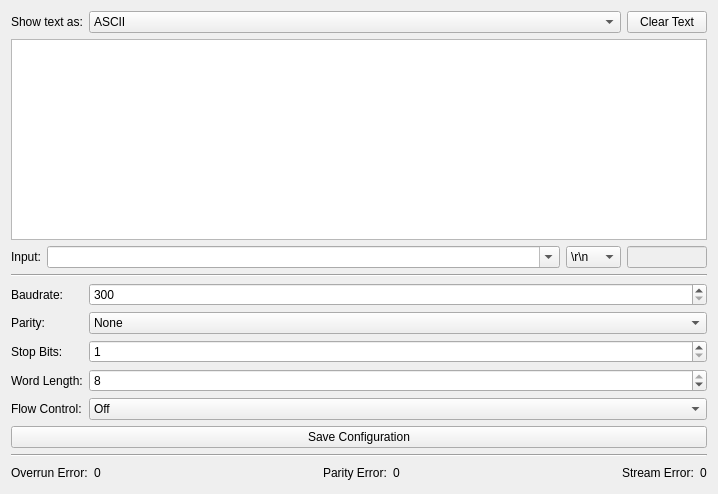
Old version of the form src/brickv/plugin_system/plugins/rs232_v2/ui/rs232_v2.ui in the repository Tinkerforge/brickv.
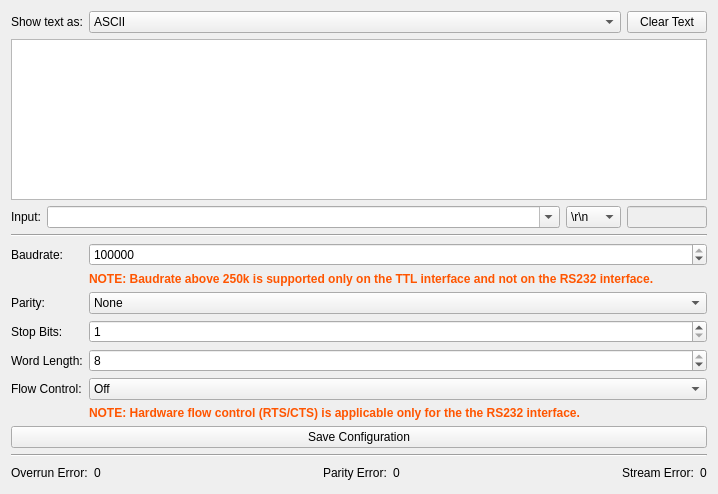
New version of the form.

Commit message: rs232-v2: Add plugin

What changed in the file:
```diff
--- a/src/brickv/plugin_system/plugins/rs232_v2/ui/rs232_v2.ui
+++ b/src/brickv/plugin_system/plugins/rs232_v2/ui/rs232_v2.ui
@@ -100,7 +100,7 @@
         <bool>true</bool>
        </property>
        <property name="maxCount">
-        <number>65533</number>
+        <number>65534</number>
        </property>
        <property name="insertPolicy">
         <enum>QComboBox::InsertAtBottom</enum>
@@ -182,7 +182,7 @@
    </item>
    <item>
     <layout class="QGridLayout" name="gridLayout">
-     <item row="3" column="1">
+     <item row="4" column="1">
       <widget class="QSpinBox" name="wordlength_spinbox">
        <property name="minimum">
         <number>5</number>
@@ -195,7 +195,7 @@
        </property>
       </widget>
      </item>
-     <item row="1" column="1">
+     <item row="2" column="1">
       <widget class="QComboBox" name="parity_combobox">
        <item>
         <property name="text">
@@ -212,26 +212,16 @@
          <string>Even</string>
         </property>
        </item>
-       <item>
-        <property name="text">
-         <string>Forced Parity 1</string>
-        </property>
-       </item>
-       <item>
-        <property name="text">
-         <string>Forced Parity 0</string>
-        </property>
-       </item>
       </widget>
      </item>
-     <item row="2" column="0">
+     <item row="3" column="0">
       <widget class="QLabel" name="label_4">
        <property name="text">
         <string>Stop Bits:</string>
        </property>
       </widget>
      </item>
-     <item row="4" column="1">
+     <item row="5" column="1">
       <widget class="QComboBox" name="flowcontrol_combobox">
        <item>
         <property name="text">
@@ -257,15 +247,18 @@
        </property>
       </widget>
      </item>
-     <item row="3" column="0">
+     <item row="4" column="0">
       <widget class="QLabel" name="label">
        <property name="text">
         <string>Word Length:</string>
        </property>
       </widget>
      </item>
-     <item row="2" column="1">
+     <item row="3" column="1">
       <widget class="QSpinBox" name="stopbits_spinbox">
+       <property name="readOnly">
+        <bool>false</bool>
+       </property>
        <property name="minimum">
         <number>1</number>
        </property>
@@ -274,21 +267,21 @@
        </property>
       </widget>
      </item>
-     <item row="1" column="0">
+     <item row="2" column="0">
       <widget class="QLabel" name="label_3">
        <property name="text">
         <string>Parity:</string>
        </property>
       </widget>
      </item>
-     <item row="5" column="0" colspan="2">
+     <item row="7" column="0" colspan="2">
       <widget class="QPushButton" name="save_button">
        <property name="text">
         <string>Save Configuration</string>
        </property>
       </widget>
      </item>
-     <item row="4" column="0">
+     <item row="5" column="0">
       <widget class="QLabel" name="label_6">
        <property name="text">
         <string>Flow Control:</string>
@@ -304,10 +297,33 @@
         </sizepolicy>
        </property>
        <property name="minimum">
-        <number>300</number>
+        <number>100</number>
        </property>
        <property name="maximum">
-        <number>230400</number>
+        <number>2000000</number>
+       </property>
+       <property name="value">
+        <number>115200</number>
+       </property>
+      </widget>
+     </item>
+     <item row="1" column="1">
+      <widget class="QLabel" name="label_note_baud">
+       <property name="text">
+        <string>&lt;html&gt;&lt;head/&gt;&lt;body&gt;&lt;p&gt;&lt;span style=&quot; font-weight:600; color:#ff5500;&quot;&gt;NOTE: Baudrate above 250k is supported only on the TTL interface and not on the RS232 interface.&lt;/span&gt;&lt;/p&gt;&lt;/body&gt;&lt;/html&gt;</string>
+       </property>
+       <property name="textFormat">
+        <enum>Qt::RichText</enum>
+       </property>
+      </widget>
+     </item>
+     <item row="6" column="1">
+      <widget class="QLabel" name="label_note_fc_hw">
+       <property name="text">
+        <string>&lt;html&gt;&lt;head/&gt;&lt;body&gt;&lt;p&gt;&lt;span style=&quot; font-weight:600; color:#ff5500;&quot;&gt;NOTE: Hardware flow control (RTS/CTS) is applicable only for the the RS232 interface.&lt;/span&gt;&lt;/p&gt;&lt;/body&gt;&lt;/html&gt;</string>
+       </property>
+       <property name="textFormat">
+        <enum>Qt::RichText</enum>
        </property>
       </widget>
      </item>
```
The commit also changes 2 other files.
